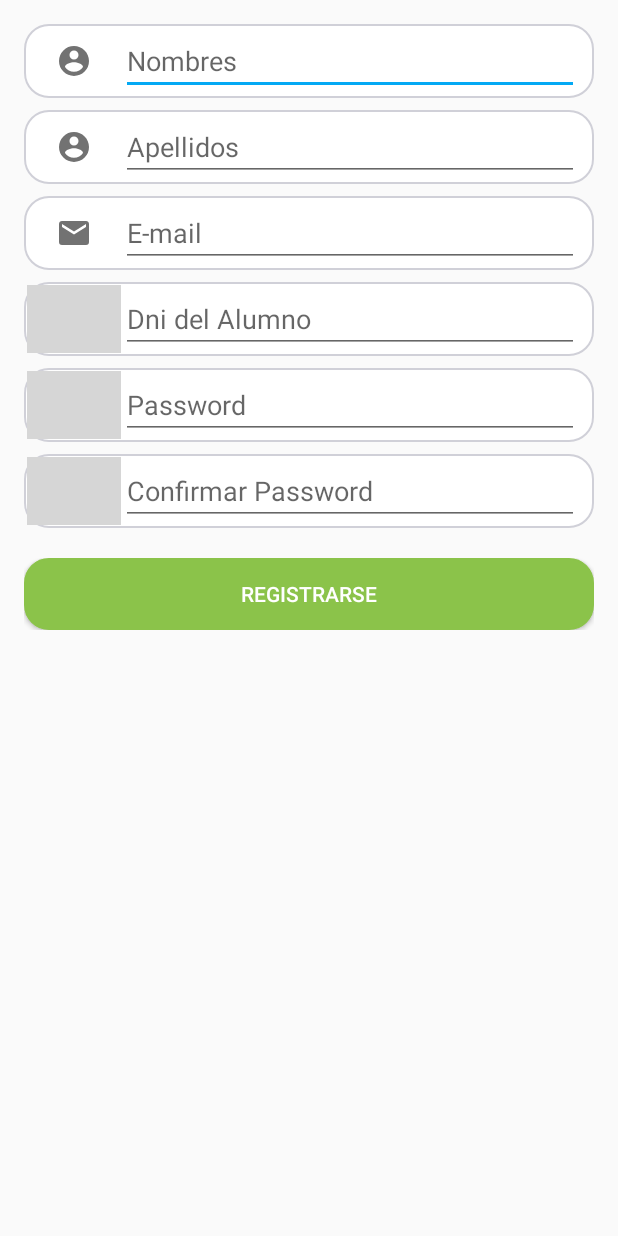
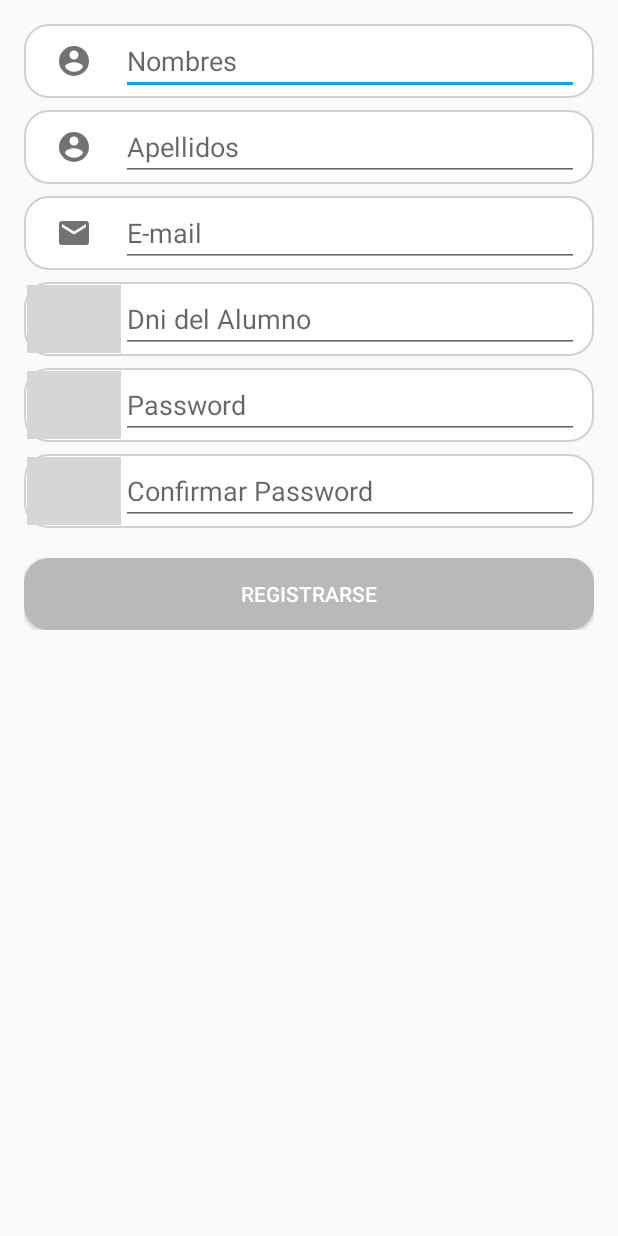
Before and after one commit to DesarrolloSoftwareProfesional/MONITOREOESTUDIANTIL, an Android app: the layout fragment_usuario_add_dialog.xml on its own in the app's theme, with its tools: preview values and no code run, on a phone screen of 412 x 824 dp. Run offline under Robolectric (Android 15) with nearby library versions, the phone set to English and light mode, and no system bars; grey boxes are pictures that could not be loaded.

Commit message:
Colores Generales

```diff
--- a/AppSGMonitoreoEstudiantil/app/src/main/res/values/colors.xml
+++ b/AppSGMonitoreoEstudiantil/app/src/main/res/values/colors.xml
@@ -1,7 +1,7 @@
 <?xml version="1.0" encoding="utf-8"?>
 <resources>
-    <color name="colorPrimary">#689F38</color>
-    <color name="colorPrimaryDark">#8BC34A</color>
+    <color name="colorPrimary">#dadada</color>
+    <color name="colorPrimaryDark">#b9b9b9</color>
     <color name="colorPrimaryLight">#DCEDC8</color>
     <color name="colorTextIcons">#727272</color>
     <color name="colorAccent">#03A9F4</color>
```
